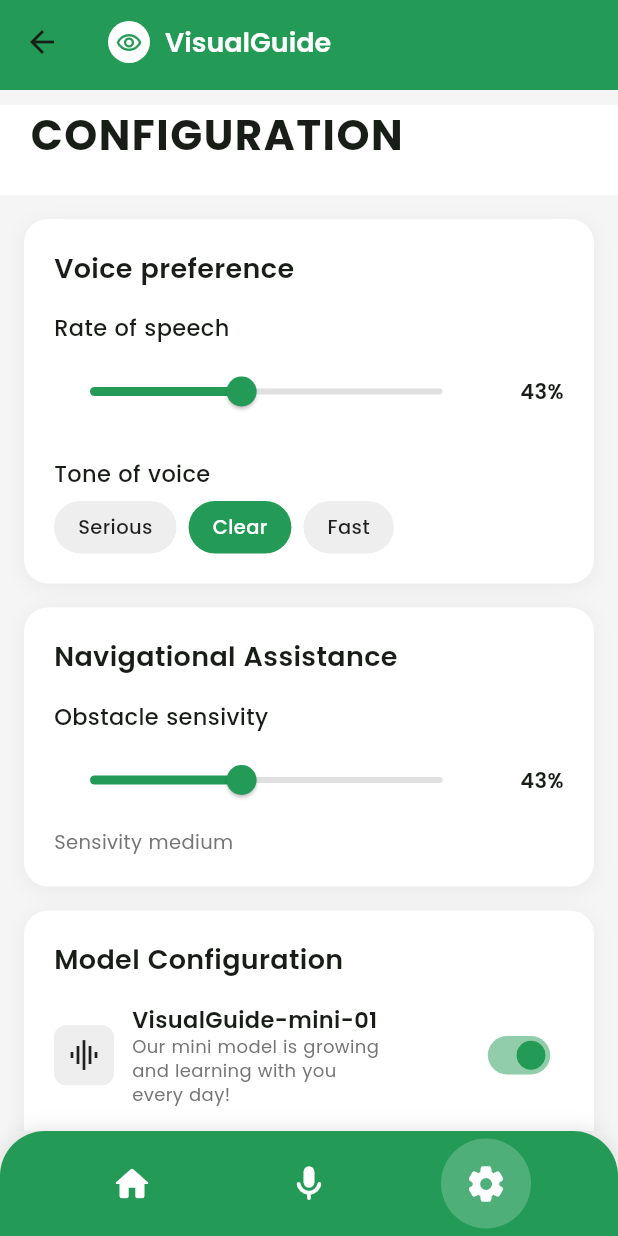
After one commit to SW-Emergentes-7295/mobile-application, a Flutter app: the screen it shows after launch, item 3 of the bottom bar chosen, on a phone screen of 412 x 824 dp. The commit adds this screen. Run offline on Flutter 3.47's test engine with Material 3 defaults, Android fonts, the phone set to English and light mode, and no system bars; our stand-ins replace camera, flutter_secure_storage, flutter_tts, shared_preferences, speech_to_text.

Commit message:
feat: added settings app view

```diff
--- a/lib/AIRecognition/services/speech_service.dart
+++ b/lib/AIRecognition/services/speech_service.dart
@@ -43,4 +43,32 @@ class SpeechService {
     await _flutterTts.stop();
     await stopListening();
   }
+
+  // Método para cambiar la velocidad de habla dinámicamente
+  Future<void> setSpeechRate(double rate) async {
+    // rate debe estar entre 0.0 y 1.0
+    await _flutterTts.setSpeechRate(rate);
+  }
+
+  // Método para cambiar el tono de voz
+  Future<void> setVoiceTone(String tone) async {
+    // TODO: Implementar lógica para diferentes tonos
+    switch (tone) {
+      case 'serious':
+        await _flutterTts.setPitch(0.8);
+        await _flutterTts.setSpeechRate(0.4);
+        break;
+      case 'clear':
+        await _flutterTts.setPitch(1.0);
+        await _flutterTts.setSpeechRate(0.5);
+        break;
+      case 'fast':
+        await _flutterTts.setPitch(1.1);
+        await _flutterTts.setSpeechRate(0.7);
+        break;
+      default:
+        await _flutterTts.setPitch(1.0);
+        await _flutterTts.setSpeechRate(0.5);
+    }
+  }
 }
--- a/lib/AIRecognition/views/ai_recognition_screen.dart
+++ b/lib/AIRecognition/views/ai_recognition_screen.dart
@@ -1,5 +1,6 @@
 import 'package:camera/camera.dart';
 import 'package:flutter/material.dart';
+import 'package:visualguide/AIRecognition/views/settings_screen.dart';
 import 'package:visualguide/shared/widgets/top_nav_bar.dart';
 import 'package:visualguide/shared/widgets/bottom_nav_bar.dart';
 import 'package:visualguide/AIRecognition/widgets/transcript_panel.dart';
@@ -96,6 +97,20 @@ class _AIRecognitionScreenState extends State<AIRecognitionScreen> {
       _isListening = false;
       _messages.clear();
     });
+  }
+
+  void _handleNavigation(int index) {
+    setState(() {
+      _currentNavIndex = index;
+    });
+
+    if (index == 2) {
+      // Navegar a configuración
+      Navigator.push(
+        context,
+        MaterialPageRoute(builder: (context) => const SettingsScreen()),
+      );
+    }
   }
 
   @override
@@ -215,11 +230,7 @@ class _AIRecognitionScreenState extends State<AIRecognitionScreen> {
         height: bottomBarHeight + bottomInset,
         child: BottomNavBar(
           currentIndex: _currentNavIndex,
-          onTap: (index) {
-            setState(() {
-              _currentNavIndex = index;
-            });
-          },
+          onTap: _handleNavigation,
         ),
       ),
     );
--- /dev/null
+++ b/lib/AIRecognition/views/settings_screen.dart
@@ -0,0 +1,416 @@
+import 'package:flutter/material.dart';
+import 'package:visualguide/shared/widgets/top_nav_bar.dart';
+import 'package:visualguide/shared/widgets/bottom_nav_bar.dart';
+import 'package:visualguide/AIRecognition/widgets/settings_card.dart';
+import 'package:visualguide/AIRecognition/widgets/custom_slider.dart';
+import 'package:visualguide/AIRecognition/models/app_settings.dart';
+import 'package:visualguide/AIRecognition/services/settings_service.dart';
+import 'package:visualguide/AIRecognition/services/speech_service.dart';
+
+class SettingsScreen extends StatefulWidget {
+  const SettingsScreen({Key? key}) : super(key: key);
+
+  @override
+  State<SettingsScreen> createState() => _SettingsScreenState();
+}
+
+class _SettingsScreenState extends State<SettingsScreen> {
+  final SettingsService _settingsService = SettingsService();
+  final SpeechService _speechService = SpeechService();
+  late AppSettings _settings;
+  bool _isLoading = true;
+  int _currentNavIndex = 2;
+
+  @override
+  void initState() {
+    super.initState();
+    _loadSettings();
+    _speechService.initialize();
+  }
+
+  Future<void> _loadSettings() async {
+    final settings = await _settingsService.loadSettings();
+    setState(() {
+      _settings = settings;
+      _isLoading = false;
+    });
+  }
+
+  Future<void> _saveSettings() async {
+    final success = await _settingsService.saveSettings(_settings);
+    if (success && mounted) {
+      ScaffoldMessenger.of(context).showSnackBar(
+        const SnackBar(
+          content: Text('Configuración guardada exitosamente'),
+          backgroundColor: Color(0xFF239B56),
+          duration: Duration(seconds: 2),
+        ),
+      );
+    }
+  }
+
+  void _updateSpeechRate(double value) {
+    setState(() {
+      _settings = _settings.copyWith(speechRate: value);
+    });
+    _saveSettings();
+    // TODO: Aplicar cambio al servicio de voz
+    _speechService.setSpeechRate(value);
+  }
+
+  void _updateObstacleSensitivity(double value) {
+    setState(() {
+      _settings = _settings.copyWith(obstacleSensitivity: value);
+      // Determinar nivel de sensibilidad
+      if (value < 0.33) {
+        _settings = _settings.copyWith(sensitivityLevel: 'low');
+      } else if (value < 0.66) {
+        _settings = _settings.copyWith(sensitivityLevel: 'medium');
+      } else {
+        _settings = _settings.copyWith(sensitivityLevel: 'high');
+      }
+    });
+    _saveSettings();
+  }
+
+  void _toggleMiniModel(bool value) {
+    setState(() {
+      _settings = _settings.copyWith(miniModelEnabled: value);
+    });
+    _saveSettings();
+    // TODO: Activar/desactivar modelo mini en el backend
+  }
+
+  void _selectVoiceTone(String tone) {
+    setState(() {
+      _settings = _settings.copyWith(voiceTone: tone);
+    });
+    _saveSettings();
+    // TODO: Aplicar tono de voz seleccionado
+  }
+
+  void _linkFamiliarConnection() {
+    // TODO: Implementar lógica de vinculación
+    showDialog(
+      context: context,
+      builder: (context) => AlertDialog(
+        title: const Text('Vincular conexión familiar'),
+        content: const Text('Funcionalidad en desarrollo'),
+        actions: [
+          TextButton(
+            onPressed: () => Navigator.pop(context),
+            child: const Text('OK'),
+          ),
+        ],
+      ),
+    );
+  }
+
+  @override
+  Widget build(BuildContext context) {
+    if (_isLoading) {
+      return const Scaffold(
+        body: Center(
+          child: CircularProgressIndicator(
+            color: Color(0xFF239B56),
+          ),
+        ),
+      );
+    }
+
+    return Scaffold(
+      backgroundColor: const Color(0xFFF5F5F5),
+      appBar: const TopNavBar(),
+      body: Column(
+        children: [
+          const SizedBox(height: 10),
+          // Título
+          Container(
+            color: Colors.white,
+            width: double.infinity,
+            padding: const EdgeInsets.fromLTRB(20, 0, 20, 20),
+            child: const Text(
+              'CONFIGURATION',
+              style: TextStyle(
+                fontSize: 28,
+                fontWeight: FontWeight.w700,
+                letterSpacing: 1,
+              ),
+            ),
+          ),
+
+          // Contenido scrollable
+          Expanded(
+            child: SingleChildScrollView(
+              padding: const EdgeInsets.all(16),
+              child: Column(
+                children: [
+                  // Voice Preference Card
+                  SettingsCard(
+                    child: Column(
+                      crossAxisAlignment: CrossAxisAlignment.start,
+                      children: [
+                        const Text(
+                          'Voice preference',
+                          style: TextStyle(
+                            fontSize: 18,
+                            fontWeight: FontWeight.w600,
+                          ),
+                        ),
+                        const SizedBox(height: 16),
+                        const Text(
+                          'Rate of speech',
+                          style: TextStyle(
+                            fontSize: 15,
+                            fontWeight: FontWeight.w500,
+                          ),
+                        ),
+                        const SizedBox(height: 8),
+                        CustomSlider(
+                          value: _settings.speechRate,
+                          onChanged: _updateSpeechRate,
+                          label: '${(_settings.speechRate * 100).toInt()}%',
+                        ),
+                        const SizedBox(height: 20),
+                        const Text(
+                          'Tone of voice',
+                          style: TextStyle(
+                            fontSize: 15,
+                            fontWeight: FontWeight.w500,
+                          ),
+                        ),
+                        const SizedBox(height: 8),
+                        Row(
+                          children: [
+                            _buildToneChip('Serious', 'serious'),
+                            const SizedBox(width: 8),
+                            _buildToneChip('Clear', 'clear'),
+                            const SizedBox(width: 8),
+                            _buildToneChip('Fast', 'fast'),
+                          ],
+                        ),
+                      ],
+                    ),
+                  ),
+
+                  const SizedBox(height: 16),
+
+                  // Navigational Assistance Card
+                  SettingsCard(
+                    child: Column(
+                      crossAxisAlignment: CrossAxisAlignment.start,
+                      children: [
+                        const Text(
+                          'Navigational Assistance',
+                          style: TextStyle(
+                            fontSize: 18,
+                            fontWeight: FontWeight.w600,
+                          ),
+                        ),
+                        const SizedBox(height: 16),
+                        const Text(
+                          'Obstacle sensivity',
+                          style: TextStyle(
+                            fontSize: 15,
+                            fontWeight: FontWeight.w500,
+                          ),
+                        ),
+                        const SizedBox(height: 8),
+                        CustomSlider(
+                          value: _settings.obstacleSensitivity,
+                          onChanged: _updateObstacleSensitivity,
+                          label:
+                              '${(_settings.obstacleSensitivity * 100).toInt()}%',
+                        ),
+                        const SizedBox(height: 8),
+                        Text(
+                          'Sensivity ${_settings.sensitivityLevel}',
+                          style: TextStyle(
+                            fontSize: 13,
+                            color: Colors.grey[600],
+                          ),
+                        ),
+                      ],
+                    ),
+                  ),
+
+                  const SizedBox(height: 16),
+
+                  // Model Configuration Card
+                  SettingsCard(
+                    child: Column(
+                      crossAxisAlignment: CrossAxisAlignment.start,
+                      children: [
+                        const Text(
+                          'Model Configuration',
+                          style: TextStyle(
+                            fontSize: 18,
+                            fontWeight: FontWeight.w600,
+                          ),
+                        ),
+                        const SizedBox(height: 16),
+
+                        // Mini Model Toggle
+                        Row(
+                          children: [
+                            Container(
+                              width: 40,
+                              height: 40,
+                              decoration: BoxDecoration(
+                                color: Colors.grey[200],
+                                borderRadius: BorderRadius.circular(8),
+                              ),
+                              child: const Icon(
+                                Icons.graphic_eq,
+                                size: 24,
+                              ),
+                            ),
+                            const SizedBox(width: 12),
+                            Expanded(
+                              child: Column(
+                                crossAxisAlignment: CrossAxisAlignment.start,
+                                children: [
+                                  const Text(
+                                    'VisualGuide-mini-01',
+                                    style: TextStyle(
+                                      fontSize: 15,
+                                      fontWeight: FontWeight.w600,
+                                    ),
+                                  ),
+                                  Text(
+                                    'Our mini model is growing\nand learning with you\nevery day!',
+                                    style: TextStyle(
+                                      fontSize: 12,
+                                      color: Colors.grey[600],
+                                      height: 1.3,
+                                    ),
+                                  ),
+                                ],
+                              ),
+                            ),
+                            Transform.scale(
+                              scale: 0.8,
+                              child: Switch(
+                                value: _settings.miniModelEnabled,
+                                onChanged: _toggleMiniModel,
+                                activeColor: const Color(0xFF239B56),
+                              ),
+                            ),
+                          ],
+                        ),
+
+                        const SizedBox(height: 20),
+                        const Divider(),
+                        const SizedBox(height: 20),
+
+                        // Familiar Connection
+                        Row(
+                          children: [
+                            const Icon(
+                              Icons.check,
+                              size: 28,
+                            ),
+                            const SizedBox(width: 12),
+                            Expanded(
+                              child: Column(
+                                crossAxisAlignment: CrossAxisAlignment.start,
+                                children: [
+                                  const Text(
+                                    'Familiar connection',
+                                    style: TextStyle(
+                                      fontSize: 15,
+                                      fontWeight: FontWeight.w600,
+                                    ),
+                                  ),
+                                  Text(
+                                    _settings.familiarConnectionName,
+                                    style: TextStyle(
+                                      fontSize: 13,
+                                      color: Colors.grey[700],
+                                    ),
+                                  ),
+                                  Text(
+                                    'ID: ${_settings.familiarConnectionId}',
+                                    style: TextStyle(
+                                      fontSize: 12,
+                                      color: Colors.grey[500],
+                                    ),
+                                  ),
+                                ],
+                              ),
+                            ),
+                            OutlinedButton(
+                              onPressed: _linkFamiliarConnection,
+                              style: OutlinedButton.styleFrom(
+                                side: const BorderSide(
+                                  color: Colors.black,
+                                  width: 1.5,
+                                ),
+                                shape: RoundedRectangleBorder(
+                                  borderRadius: BorderRadius.circular(8),
+                                ),
+                                padding: const EdgeInsets.symmetric(
+                                  horizontal: 16,
+                                  vertical: 8,
+                                ),
+                              ),
+                              child: const Text(
+                                'Link to',
+                                style: TextStyle(
+                                  color: Colors.black,
+                                  fontWeight: FontWeight.w500,
+                                ),
+                              ),
+                            ),
+                          ],
+                        ),
+                      ],
+                    ),
+                  ),
+
+                  const SizedBox(height: 100), // Espacio para el navbar
+                ],
+              ),
+            ),
+          ),
+        ],
+      ),
+      bottomNavigationBar: BottomNavBar(
+        currentIndex: _currentNavIndex,
+        onTap: (index) {
+          if (index != 2) {
+            Navigator.pop(context);
+          }
+        },
+      ),
+    );
+  }
+
+  Widget _buildToneChip(String label, String value) {
+    final isSelected = _settings.voiceTone == value;
+    return GestureDetector(
+      onTap: () => _selectVoiceTone(value),
+      child: Container(
+        padding: const EdgeInsets.symmetric(horizontal: 16, vertical: 8),
+        decoration: BoxDecoration(
+          color: isSelected ? const Color(0xFF239B56) : Colors.grey[200],
+          borderRadius: BorderRadius.circular(20),
+        ),
+        child: Text(
+          label,
+          style: TextStyle(
+            color: isSelected ? Colors.white : Colors.black87,
+            fontSize: 13,
+            fontWeight: FontWeight.w500,
+          ),
+        ),
+      ),
+    );
+  }
+
+  @override
+  void dispose() {
+    _speechService.stop();
+    super.dispose();
+  }
+}
--- /dev/null
+++ b/lib/AIRecognition/widgets/custom_slider.dart
@@ -0,0 +1,58 @@
+import 'package:flutter/material.dart';
+
+class CustomSlider extends StatelessWidget {
+  final double value;
+  final ValueChanged<double> onChanged;
+  final String label;
+
+  const CustomSlider({
+    Key? key,
+    required this.value,
+    required this.onChanged,
+    required this.label,
+  }) : super(key: key);
+
+  @override
+  Widget build(BuildContext context) {
+    return Column(
+      children: [
+        Row(
+          children: [
+            Expanded(
+              child: SliderTheme(
+                data: SliderTheme.of(context).copyWith(
+                  activeTrackColor: const Color(0xFF239B56),
+                  inactiveTrackColor: Colors.grey[300],
+                  thumbColor: const Color(0xFF239B56),
+                  overlayColor: const Color(0xFF239B56).withOpacity(0.2),
+                  thumbShape: const RoundSliderThumbShape(
+                    enabledThumbRadius: 10,
+                  ),
+                  trackHeight: 4,
+                ),
+                child: Slider(
+                  value: value,
+                  onChanged: onChanged,
+                  min: 0.0,
+                  max: 1.0,
+                ),
+              ),
+            ),
+            const SizedBox(width: 12),
+            SizedBox(
+              width: 45,
+              child: Text(
+                label,
+                style: const TextStyle(
+                  fontSize: 14,
+                  fontWeight: FontWeight.w600,
+                ),
+                textAlign: TextAlign.right,
+              ),
+            ),
+          ],
+        ),
+      ],
+    );
+  }
+}
--- /dev/null
+++ b/lib/AIRecognition/widgets/settings_card.dart
@@ -0,0 +1,30 @@
+import 'package:flutter/material.dart';
+
+class SettingsCard extends StatelessWidget {
+  final Widget child;
+
+  const SettingsCard({
+    Key? key,
+    required this.child,
+  }) : super(key: key);
+
+  @override
+  Widget build(BuildContext context) {
+    return Container(
+      width: double.infinity,
+      padding: const EdgeInsets.all(20),
+      decoration: BoxDecoration(
+        color: Colors.white,
+        borderRadius: BorderRadius.circular(16),
+        boxShadow: [
+          BoxShadow(
+            color: Colors.black.withOpacity(0.05),
+            blurRadius: 10,
+            offset: const Offset(0, 2),
+          ),
+        ],
+      ),
+      child: child,
+    );
+  }
+}
```
Also changed, not shown: 1 other file.
